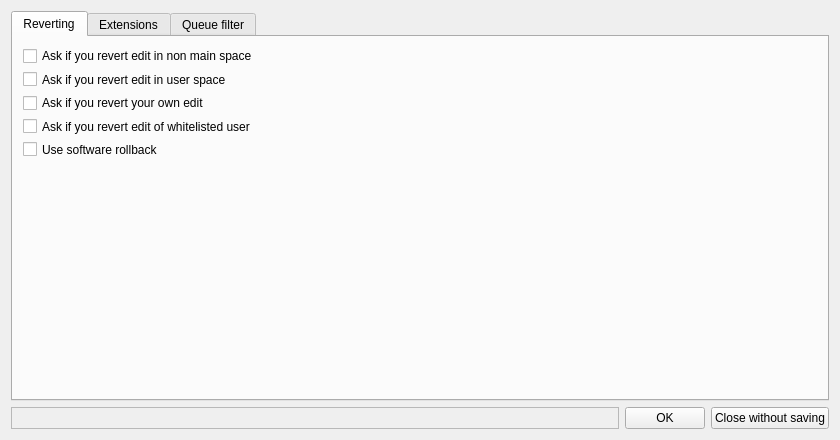
Above: huggle/preferences.ui from huggle/huggle3-qt-lx before the change. Below: the same form after it.
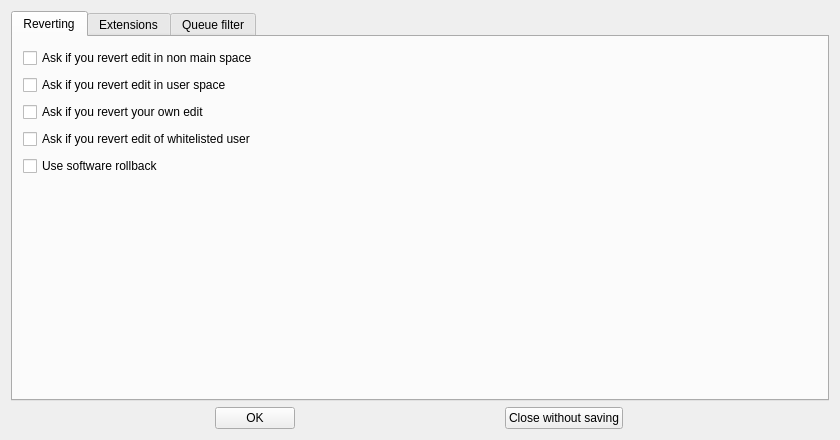
That is the form after the change.

```diff
--- a/huggle/preferences.ui
+++ b/huggle/preferences.ui
@@ -23,13 +23,13 @@
       <attribute name="title">
        <string>Reverting</string>
       </attribute>
-      <widget class="QWidget" name="">
+      <widget class="QWidget" name="layoutWidget">
        <property name="geometry">
         <rect>
          <x>10</x>
          <y>10</y>
          <width>791</width>
-         <height>111</height>
+         <height>131</height>
         </rect>
        </property>
        <layout class="QVBoxLayout" name="verticalLayout_2">
@@ -161,17 +161,6 @@
    </item>
    <item>
     <layout class="QHBoxLayout" name="horizontalLayout">
-     <item>
-      <widget class="QFrame" name="frame">
-       <property name="frameShape">
-        <enum>QFrame::StyledPanel</enum>
-       </property>
-       <property name="frameShadow">
-        <enum>QFrame::Raised</enum>
-       </property>
-       <zorder>tabWidget</zorder>
-      </widget>
-     </item>
      <item>
       <widget class="QPushButton" name="pushButton_2">
        <property name="sizePolicy">
```
